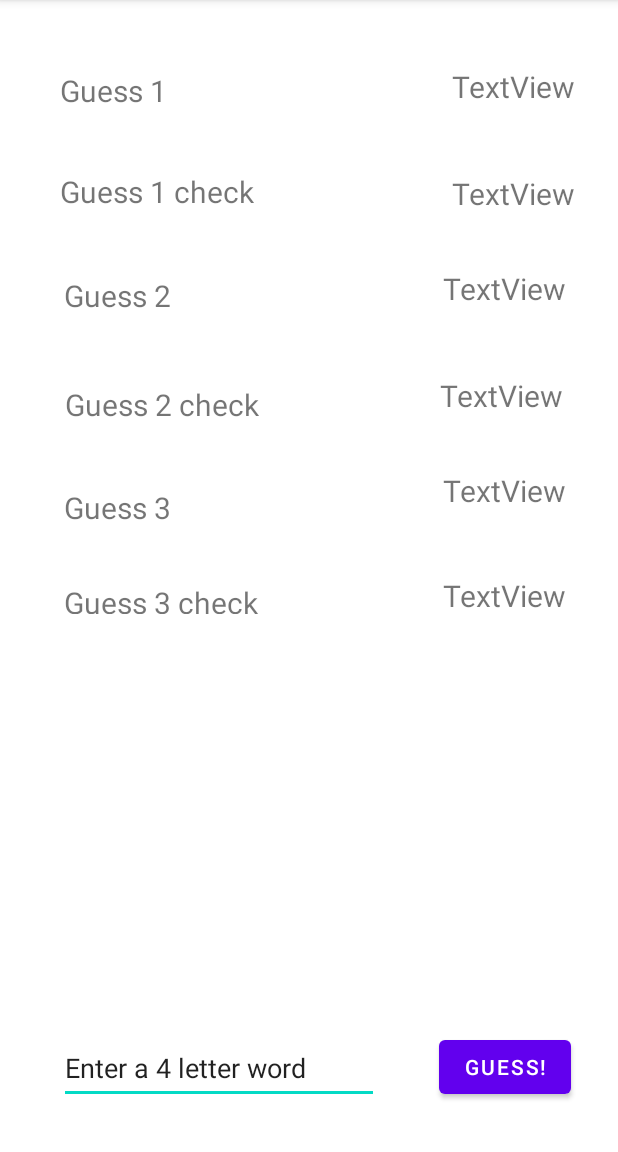
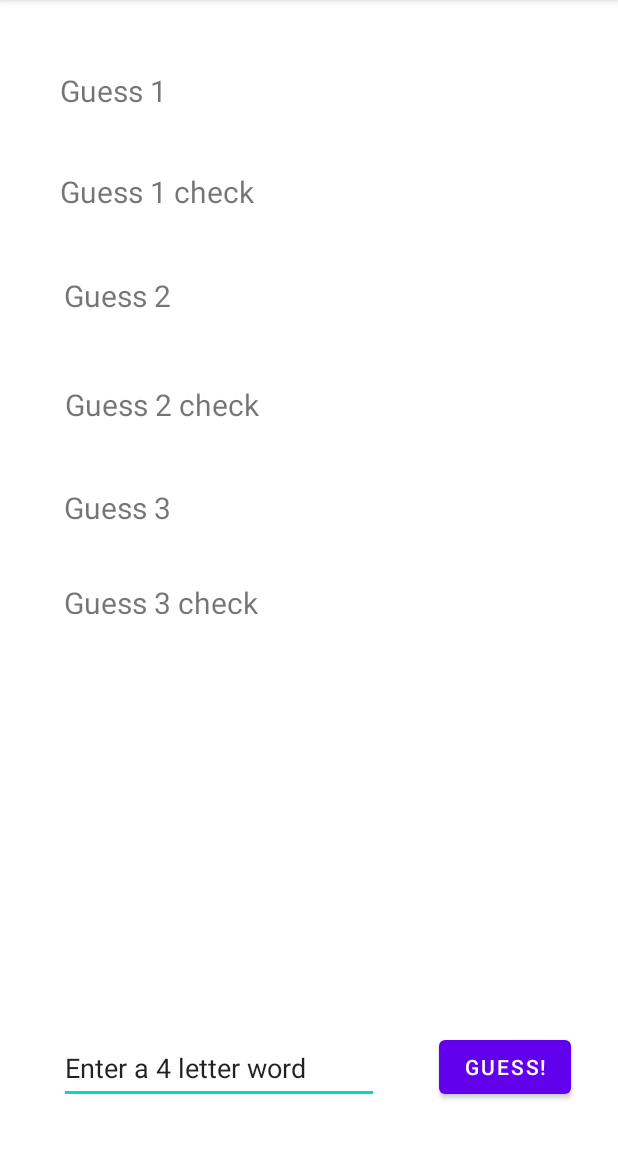
Before and after one commit to AnvitaLingampalli/Wordle, an Android app: the screen it shows after launch (MainActivity), on a phone screen of 412 x 824 dp, the part 84-1236 px from its top. Run offline under Robolectric (Android 15) with nearby library versions, the phone set to English and light mode, and no system bars.

Commit message:
small changes

```diff
--- a/app/src/main/res/layout/activity_main.xml
+++ b/app/src/main/res/layout/activity_main.xml
@@ -92,7 +92,6 @@
         android:layout_width="wrap_content"
         android:layout_height="wrap_content"
         android:layout_marginTop="44dp"
-        android:text="TextView"
         android:textSize="20sp"
         app:layout_constraintEnd_toEndOf="parent"
         app:layout_constraintHorizontal_bias="0.87"
@@ -104,7 +103,6 @@
         android:layout_width="wrap_content"
         android:layout_height="wrap_content"
         android:layout_marginTop="44dp"
-        android:text="TextView"
         android:textSize="20sp"
         app:layout_constraintEnd_toEndOf="parent"
         app:layout_constraintHorizontal_bias="0.822"
@@ -116,7 +114,6 @@
         android:layout_width="wrap_content"
         android:layout_height="wrap_content"
         android:layout_marginTop="36dp"
-        android:text="TextView"
         android:textSize="20sp"
         app:layout_constraintEnd_toEndOf="parent"
         app:layout_constraintHorizontal_bias="0.841"
@@ -128,7 +125,6 @@
         android:layout_width="wrap_content"
         android:layout_height="wrap_content"
         android:layout_marginTop="44dp"
-        android:text="TextView"
         android:textSize="20sp"
         app:layout_constraintEnd_toEndOf="parent"
         app:layout_constraintHorizontal_bias="0.765"
@@ -140,7 +136,6 @@
         android:layout_width="wrap_content"
         android:layout_height="wrap_content"
         android:layout_marginTop="36dp"
-        android:text="TextView"
         android:textSize="20sp"
         app:layout_constraintEnd_toEndOf="parent"
         app:layout_constraintHorizontal_bias="0.841"
@@ -151,7 +146,6 @@
         android:id="@+id/guessThreeCheck"
         android:layout_width="wrap_content"
         android:layout_height="wrap_content"
-        android:text="TextView"
         android:textSize="20sp"
         app:layout_constraintBottom_toBottomOf="parent"
         app:layout_constraintEnd_toEndOf="parent"
```
